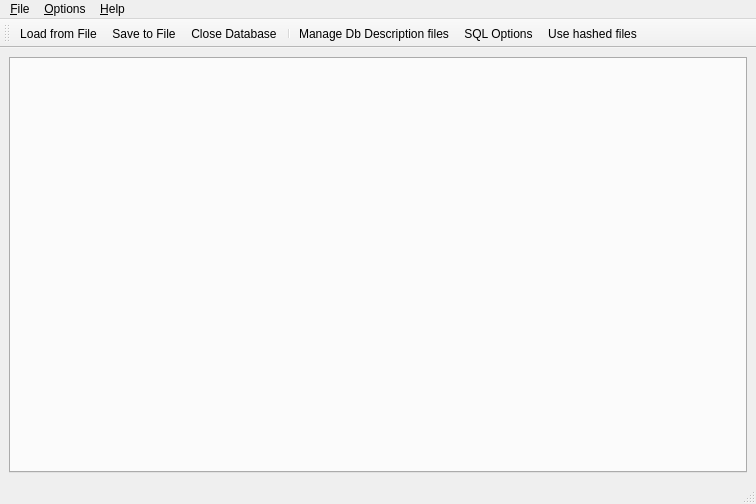
The window that gui/Maingui.ui (glandu2/RappelzRDBTool) describes before a commit, drawn with Qt 5.
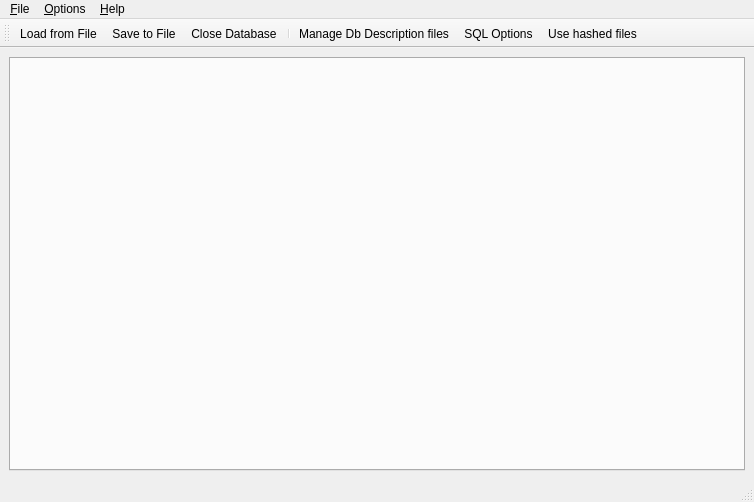
The same window after the commit.

The edit to the form file:
```diff
--- a/gui/Maingui.ui
+++ b/gui/Maingui.ui
@@ -6,8 +6,8 @@
    <rect>
     <x>0</x>
     <y>0</y>
-    <width>756</width>
-    <height>504</height>
+    <width>754</width>
+    <height>502</height>
    </rect>
   </property>
   <property name="windowTitle">
@@ -32,7 +32,7 @@
     <rect>
      <x>0</x>
      <y>0</y>
-     <width>756</width>
+     <width>754</width>
      <height>21</height>
     </rect>
    </property>
```
Left out of the diff: 6 changed lines with no effect on the pictures.
